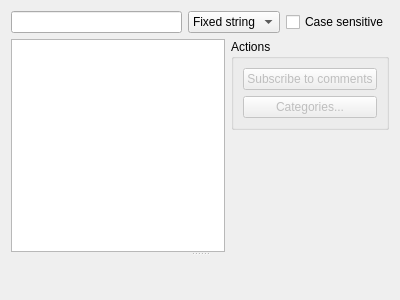
The window that src/plugins/aggregator/itemswidget.ui (0xd34df00d/leechcraft) describes before a commit, drawn with Qt 5.
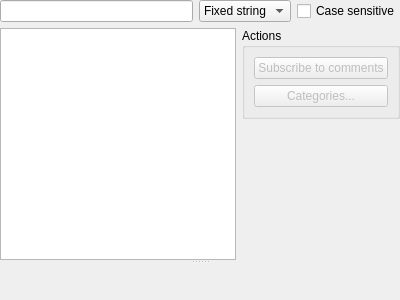
The same window after the commit. Custom widgets are drawn as their Qt base class.

Commit message: * Aggregator: Removed margins in layout. * Core: Optimized interface.

Patch:
```diff
--- a/src/plugins/aggregator/itemswidget.ui
+++ b/src/plugins/aggregator/itemswidget.ui
@@ -13,6 +13,9 @@
    <string>Form</string>
   </property>
   <layout class="QVBoxLayout" name="verticalLayout_2" >
+   <property name="margin" >
+    <number>0</number>
+   </property>
    <item>
     <layout class="QGridLayout" name="_3" >
      <item row="0" column="0" >
@@ -51,7 +54,7 @@
      <property name="orientation" >
       <enum>Qt::Vertical</enum>
      </property>
-     <widget class="QWidget" name="" >
+     <widget class="QWidget" name="layoutWidget" >
       <layout class="QHBoxLayout" name="horizontalLayout" >
        <item>
         <widget class="QTreeView" name="Items_" >
```
The commit also changes 1 other file.
